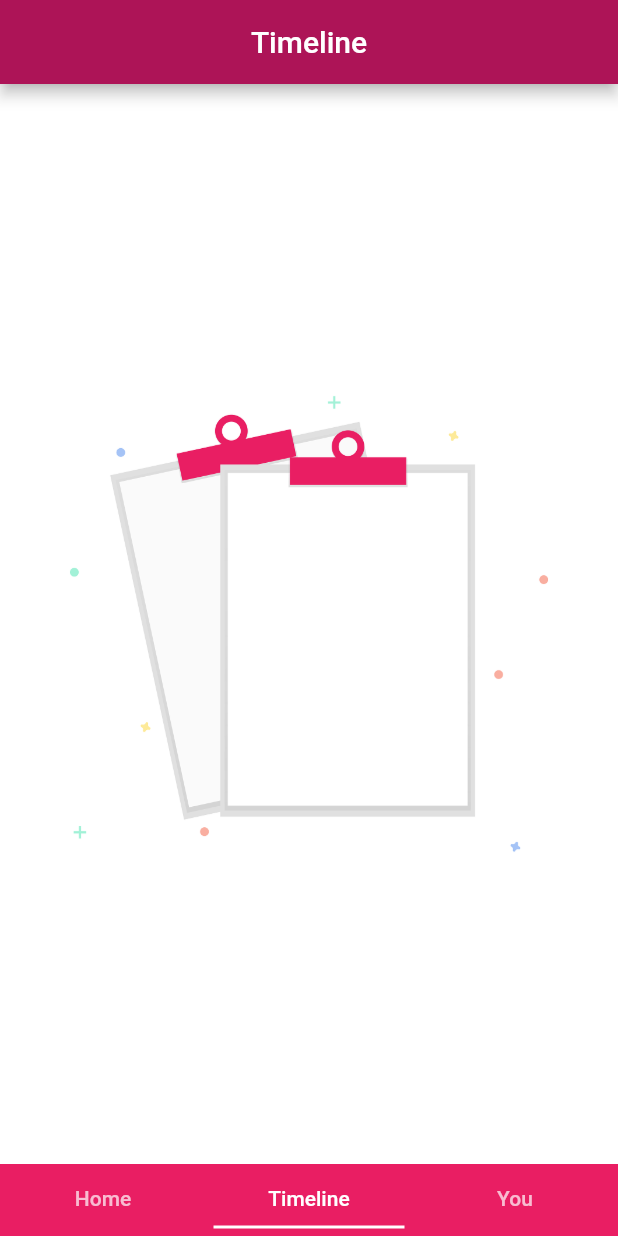
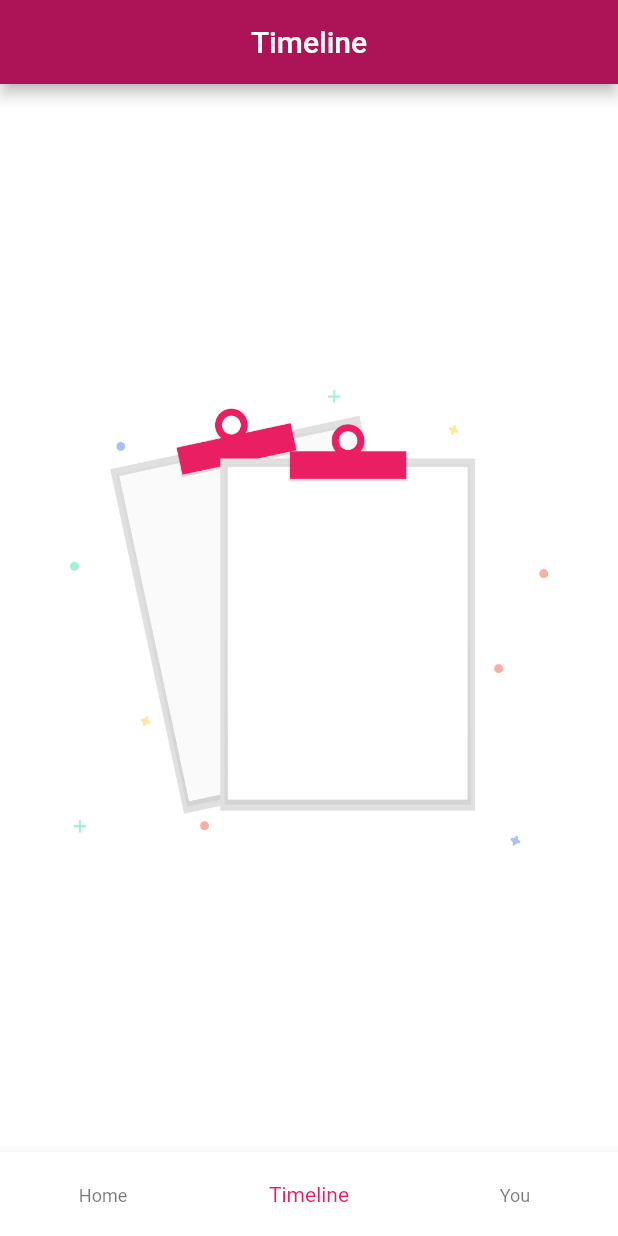
Before and after one commit to FN2187fo/dream-diary, a Flutter app: the screen it shows after launch, item 2 of the bottom bar chosen, on a phone screen of 412 x 824 dp. Run offline on Flutter 3.47's test engine with Material 2 defaults, Android fonts, the phone set to English and light mode, and no system bars.

```diff
--- a/lib/main.dart
+++ b/lib/main.dart
@@ -16,37 +16,50 @@ class MyApp extends StatelessWidget {
           primaryColor: Colors.pink[800],
           canvasColor: Colors.white,
           brightness: Brightness.light),
-      home: DefaultTabController(
-        length: 3,
-        child: Scaffold(
-          bottomNavigationBar: menu(context),
-          body: TabBarView(
-            children: [Home(), Timeline(), You()],
-          ),
-        ),
-      ),
+      home: MyHomePage(),
     );
   }
+}
 
-  Widget menu(BuildContext context) {
-    return Container(
-      color: Colors.pink,
-      child: TabBar(
-        labelColor: Colors.white,
-        unselectedLabelColor: Colors.white70,
-        indicatorSize: TabBarIndicatorSize.tab,
-        indicatorPadding: EdgeInsets.all(5.0),
-        indicatorColor: Colors.white,
-        tabs: [
-          Tab(
-            text: "Home",
-          ),
-          Tab(
-            text: "Timeline",
-          ),
-          Tab(
-            text: "You",
-          ),
+class MyHomePage extends StatefulWidget {
+  @override
+  _MyHomePageState createState() => _MyHomePageState();
+}
+
+class _MyHomePageState extends State<MyHomePage> {
+  int _currentIndex = 0;
+  List<Widget> _pages = [Home(), Timeline(), You()];
+
+  @override
+  Widget build(BuildContext context) {
+    return Scaffold(
+      body: _pages[_currentIndex],
+      bottomNavigationBar: BottomNavigationBar(
+        currentIndex: _currentIndex,
+        onTap: (int index) {
+          setState(() {
+            _currentIndex = index;
+          });
+        },
+        items: [
+          BottomNavigationBarItem(
+              icon: Icon(
+                Icons.bubble_chart,
+                size: 0,
+              ),
+              title: Text("Home")),
+          BottomNavigationBarItem(
+              icon: Icon(
+                Icons.timelapse,
+                size: 0,
+              ),
+              title: Text("Timeline")),
+          BottomNavigationBarItem(
+              icon: Icon(
+                Icons.person,
+                size: 0,
+              ),
+              title: Text("You"))
         ],
       ),
     );
```
